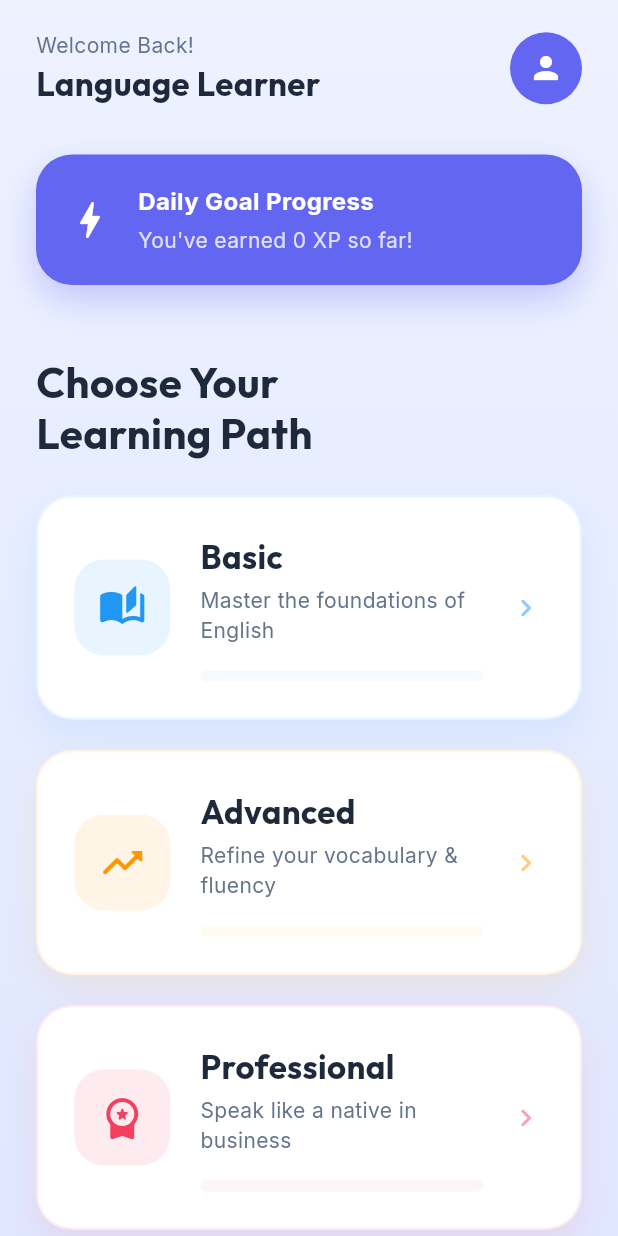
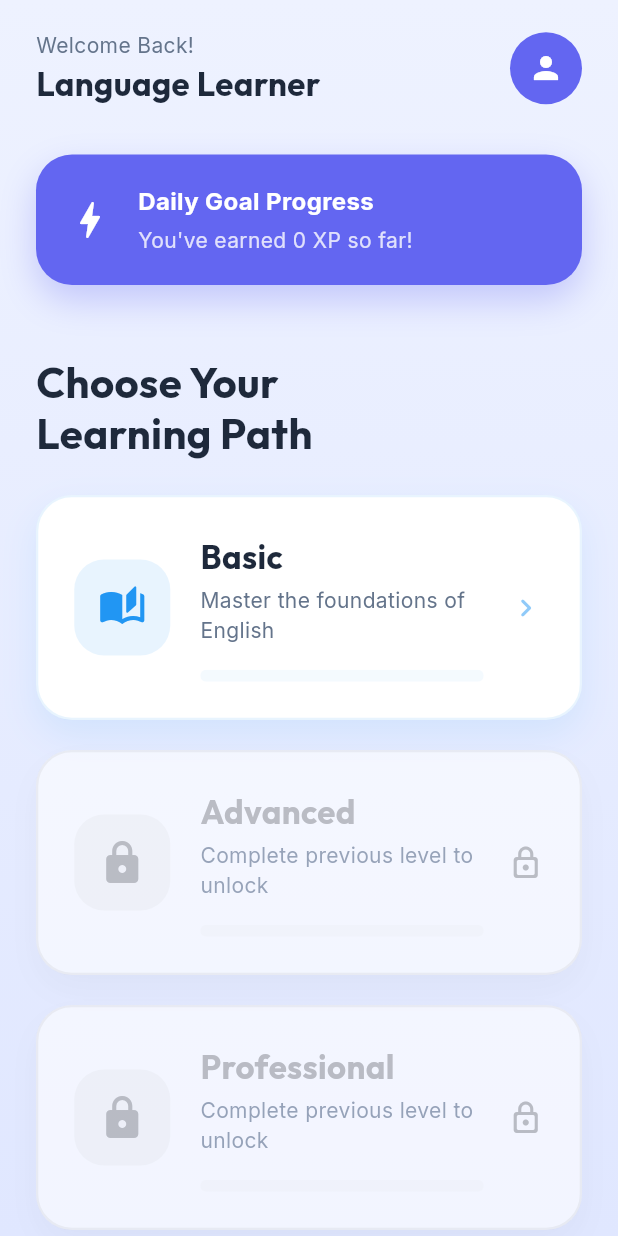
Before and after one commit to Gansputra/FluentId, a Flutter app: the screen it shows after launch, on a phone screen of 412 x 824 dp. Run offline on Flutter 3.47's test engine with Material 3 defaults, Android fonts, the light colour scheme and no system bars; our stand-ins replace confetti, flutter_tts, google_fonts, shared_preferences.

Commit message:
Mengunci level advanced dan profesional sebelum basic di selesaikan

```diff
--- a/lib/screens/home_screen.dart
+++ b/lib/screens/home_screen.dart
@@ -123,6 +123,7 @@ class _HomeScreenState extends State<HomeScreen> {
                   progress: _basicProgress,
                   color: Colors.blue,
                   onTap: () => _navigateToLevel("Basic", "vocabBasic.json", 1000),
+                  isLocked: false,
                 ),
                 CategoryCard(
                   title: "Advanced",
@@ -131,6 +132,7 @@ class _HomeScreenState extends State<HomeScreen> {
                   progress: _advancedProgress,
                   color: Colors.orange,
                   onTap: () => _navigateToLevel("Advanced", "vocabAdvanced.json", 500),
+                  isLocked: _basicProgress < 1.0,
                 ),
                 CategoryCard(
                   title: "Professional",
@@ -139,7 +141,9 @@ class _HomeScreenState extends State<HomeScreen> {
                   progress: _professionalProgress,
                   color: AppColors.accent,
                   onTap: () => _navigateToLevel("Professional", "vocabProfessional.json", 200),
+                  isLocked: _advancedProgress < 1.0 || _basicProgress < 1.0,
                 ),
+
                 const SizedBox(height: 40),
               ],
             ),
--- a/lib/widgets/category_card.dart
+++ b/lib/widgets/category_card.dart
@@ -8,6 +8,7 @@ class CategoryCard extends StatelessWidget {
   final double progress;
   final VoidCallback onTap;
   final Color color;
+  final bool isLocked;
 
   const CategoryCard({
     super.key,
@@ -17,15 +18,20 @@ class CategoryCard extends StatelessWidget {
     required this.progress,
     required this.onTap,
     required this.color,
+    this.isLocked = false,
   });
 
   @override
   Widget build(BuildContext context) {
     return Padding(
       padding: const EdgeInsets.only(bottom: 20.0),
+      child: Material(
+        color: Colors.transparent,
         child: InkWell(
-        onTap: onTap,
+          onTap: isLocked ? null : onTap,
           borderRadius: BorderRadius.circular(24),
+          child: Opacity(
+            opacity: isLocked ? 0.6 : 1.0,
             child: AnimatedContainer(
               duration: const Duration(milliseconds: 300),
               padding: const EdgeInsets.all(24),
@@ -34,13 +40,13 @@ class CategoryCard extends StatelessWidget {
                 borderRadius: BorderRadius.circular(24),
                 boxShadow: [
                   BoxShadow(
-                color: color.withOpacity(0.1),
+                    color: isLocked ? Colors.black.withOpacity(0.05) : color.withOpacity(0.1),
                     blurRadius: 20,
                     offset: const Offset(0, 10),
                   ),
                 ],
                 border: Border.all(
-              color: color.withOpacity(0.1),
+                  color: isLocked ? Colors.grey.withOpacity(0.2) : color.withOpacity(0.1),
                   width: 1.5,
                 ),
               ),
@@ -50,26 +56,40 @@ class CategoryCard extends StatelessWidget {
                     width: 64,
                     height: 64,
                     decoration: BoxDecoration(
-                  color: color.withOpacity(0.1),
+                      color: isLocked ? Colors.grey.withOpacity(0.1) : color.withOpacity(0.1),
                       borderRadius: BorderRadius.circular(20),
                     ),
-                child: Icon(icon, color: color, size: 32),
+                    child: Icon(
+                      isLocked ? Icons.lock_rounded : icon,
+                      color: isLocked ? Colors.grey : color,
+                      size: 32,
+                    ),
                   ),
                   const SizedBox(width: 20),
                   Expanded(
                     child: Column(
                       crossAxisAlignment: CrossAxisAlignment.start,
                       children: [
-                    Text(title, style: AppStyles.h2),
+                        Text(
+                          title,
+                          style: AppStyles.h2.copyWith(
+                            color: isLocked ? Colors.grey : AppColors.textPrimary,
+                          ),
+                        ),
                         const SizedBox(height: 4),
-                    Text(description, style: AppStyles.subtitle),
+                        Text(
+                          isLocked ? "Complete previous level to unlock" : description,
+                          style: AppStyles.subtitle,
+                        ),
                         const SizedBox(height: 16),
                         ClipRRect(
                           borderRadius: BorderRadius.circular(10),
                           child: LinearProgressIndicator(
                             value: progress,
-                        backgroundColor: color.withOpacity(0.05),
-                        valueColor: AlwaysStoppedAnimation<Color>(color),
+                            backgroundColor: (isLocked ? Colors.grey : color).withOpacity(0.05),
+                            valueColor: AlwaysStoppedAnimation<Color>(
+                              isLocked ? Colors.grey.withOpacity(0.3) : color,
+                            ),
                             minHeight: 8,
                           ),
                         ),
@@ -77,8 +97,13 @@ class CategoryCard extends StatelessWidget {
                     ),
                   ),
                   const SizedBox(width: 16),
-              Icon(Icons.chevron_right_rounded, color: color.withOpacity(0.5)),
+                  Icon(
+                    isLocked ? Icons.lock_outline_rounded : Icons.chevron_right_rounded,
+                    color: isLocked ? Colors.grey : color.withOpacity(0.5),
+                  ),
                 ],
+              ),
+            ),
           ),
         ),
       ),
```
Lines whose indentation alone changed are shown as unchanged.
